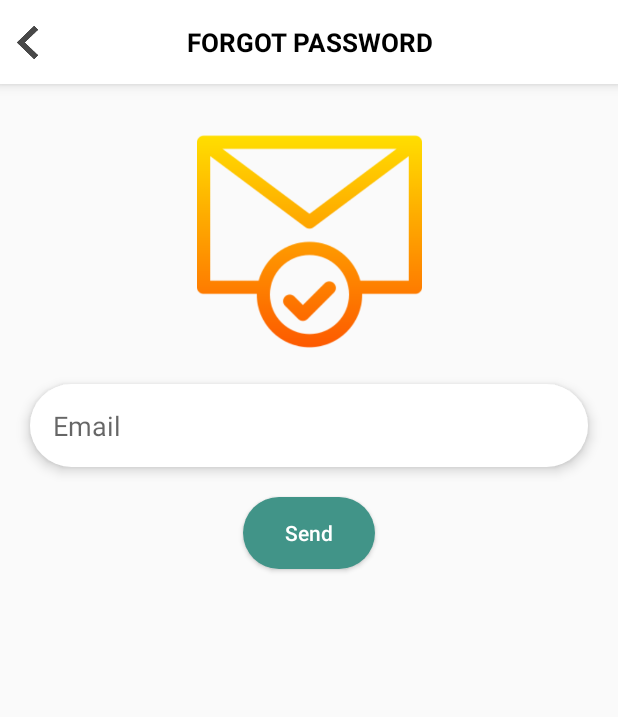
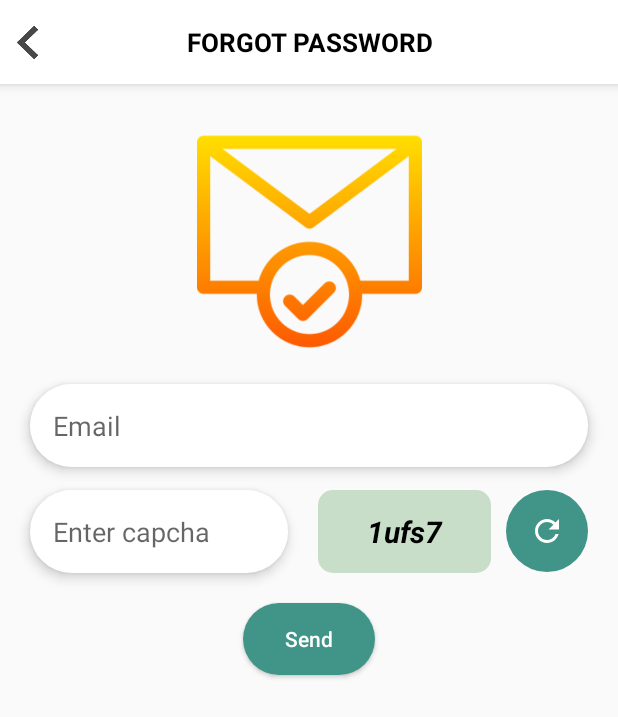
Before and after one commit to nguyenducmanh186/TradeWin-Android, an Android app: the ForgotPasswordActivity screen opened directly, with no data from a screen before it, on a phone screen of 412 x 824 dp. Shown: the top 717 px of the screen. Run offline under Robolectric (Android 15) with nearby library versions, the phone set to English and light mode, and no system bars; libraries missing offline, so code that uses them is left out: es.dmoral.toasty.

```diff
--- a/app/src/main/java/trade/win/forgot_password/ForgotPasswordActivity.kt
+++ b/app/src/main/java/trade/win/forgot_password/ForgotPasswordActivity.kt
@@ -1,14 +1,20 @@
 package trade.win.forgot_password
 
 import android.os.Bundle
+import android.text.TextUtils
+import android.util.Patterns
 import kotlinx.android.synthetic.main.activity_forgot_password.*
 import kotlinx.android.synthetic.main.layout_header.*
 import trade.win.R
 import trade.win.base.BaseActivity
+import trade.win.help.RandomHelper
+import trade.win.help.ValidateEmail
 import trade.win.register.RegisterResponse
+
 
 class ForgotPasswordActivity: BaseActivity(), IForgotPassword {
     lateinit var forgotPasswordPresenter: ForgotPasswordPresenter
+    private var random =""
 
     override fun onCreate(savedInstanceState: Bundle?) {
         super.onCreate(savedInstanceState)
@@ -22,20 +28,40 @@ class ForgotPasswordActivity: BaseActivity(), IForgotPassword {
         forgotPasswordPresenter.iForgotPassword = this
 
         initAction()
+        initRandom()
+
+    }
+
+    private fun initRandom() {
+        random = RandomHelper.getRandomString()
+        txtRandom_forgot.text = random
     }
 
     private fun initAction() {
         btnForgotPassword.setOnClickListener {
             actionForgot()
+        }
 
+        btnReFresh_forgot.setOnClickListener {
+            initRandom()
         }
     }
 
+
+
     private fun actionForgot() {
         val email = edtEmail_forgot.text.toString()
+        val capcha = edtCheckRandom_forgot.text.toString()
 
         if (email.isEmpty()){
             showWarning(getString(R.string.empty_email))
+        } else if (!ValidateEmail.isValidEmail(email)){
+            showWarning(getString(R.string.email_invalid))
+        } else if (capcha.isEmpty()){
+            showWarning(getString(R.string.empty_capcha))
+        } else if (random != capcha){
+            initRandom()
+            showWarning(getString(R.string.validate_capcha))
         } else if (isConnectedInternet()) {
             showProgress()
             forgotPasswordPresenter.forgotPassword(email, this)
--- a/app/src/main/java/trade/win/rest/RestService.kt
+++ b/app/src/main/java/trade/win/rest/RestService.kt
@@ -1,9 +1,9 @@
 package trade.win.rest
 
 import retrofit2.Call
-import retrofit2.Callback
 import retrofit2.http.*
 import trade.win.history.HistoryResponse
+import trade.win.invitation.InvitationResponse
 import trade.win.login.LoginRespone
 import trade.win.register.RegisterResponse
 
@@ -40,4 +40,7 @@ interface RestService {
 
     @GET("check_token.php")
     fun checkExpireToken(@Query("token_parram") token_parram: String): Call<RegisterResponse>
+
+    @GET("getref.php")
+    fun getInvitation(@Query("token_parram") token_parram: String): Call<InvitationResponse>
 }
--- a/app/src/main/res/layout/activity_forgot_password.xml
+++ b/app/src/main/res/layout/activity_forgot_password.xml
@@ -33,14 +33,64 @@
             android:layout_width="match_parent"
             android:layout_height="wrap_content"/>
 
+
+        <LinearLayout
+            android:id="@+id/layoutRandom"
+            app:layout_constraintEnd_toEndOf="parent"
+            app:layout_constraintStart_toStartOf="parent"
+            app:layout_constraintTop_toBottomOf="@+id/edtEmail_forgot"
+            android:weightSum="1"
+            android:orientation="horizontal"
+            android:layout_width="match_parent"
+            android:layout_height="wrap_content">
+            <EditText
+                android:layout_marginBottom="@dimen/margin_20dp"
+                android:layout_marginLeft="@dimen/margin_20dp"
+                android:layout_marginTop="@dimen/margin_15dp"
+                android:elevation="@dimen/margin_top_5dp"
+                android:hint="Enter capcha"
+                android:inputType="text"
+                android:layout_marginRight="@dimen/margin_20dp"
+                android:layout_weight="0.6"
+                android:padding="@dimen/padding_edt"
+                android:id="@+id/edtCheckRandom_forgot"
+                android:background="@drawable/bg_edit_text_username"
+                android:layout_width="0dp"
+                android:layout_height="wrap_content"/>
+
+            <TextView
+                android:layout_marginBottom="@dimen/margin_20dp"
+                android:layout_marginTop="@dimen/margin_15dp"
+                android:id="@+id/txtRandom_forgot"
+                android:gravity="center"
+                android:textStyle="bold|italic"
+                android:textSize="20sp"
+                android:textColor="@android:color/black"
+                android:layout_weight="0.4"
+                android:background="@drawable/bg_text_view"
+                android:layout_width="0dp"
+                android:layout_height="match_parent"/>
+
+            <ImageView
+                android:layout_marginRight="@dimen/margin_20dp"
+                android:layout_marginTop="@dimen/margin_15dp"
+                android:layout_marginLeft="@dimen/margin_10dp"
+                android:padding="@dimen/margin_15dp"
+                android:src="@drawable/ic_baseline_refresh_24"
+                android:background="@drawable/selector_button_login"
+                android:id="@+id/btnReFresh_forgot"
+                android:layout_width="wrap_content"
+                android:layout_height="wrap_content"/>
+
+        </LinearLayout>
+
         <Button
             android:id="@+id/btnForgotPassword"
             android:textColor="@android:color/white"
             android:textAllCaps="false"
             android:text="Send"
             android:background="@drawable/selector_button_login"
-            android:layout_marginTop="@dimen/margin_20dp"
-            app:layout_constraintTop_toBottomOf="@+id/edtEmail_forgot"
+            app:layout_constraintTop_toBottomOf="@+id/layoutRandom"
             app:layout_constraintEnd_toEndOf="parent"
             app:layout_constraintStart_toStartOf="parent"
             android:layout_width="wrap_content"
--- a/app/src/main/res/values/strings.xml
+++ b/app/src/main/res/values/strings.xml
@@ -44,4 +44,7 @@
     <string name="hint_link_ref">Link ref</string>
     <string name="member_vip">Member Vip</string>
     <string name="member_free">Member Free</string>
+    <string name="validate_capcha">Capcha not match</string>
+    <string name="email_invalid">Email address invalid</string>
+    <string name="empty_capcha">Capcha is not empty</string>
 </resources>
```
Also changed, not shown: app/src/main/java/trade/win/account/AccountFragment.kt (+17 -3 lines), app/src/main/java/trade/win/help/ValidateEmail.kt (added, +11 -0 lines), app/src/main/java/trade/win/invitation/IInvitation.kt (added, +11 -0 lines), app/src/main/java/trade/win/invitation/InvitationFragment.kt (+40 -1 lines), app/src/main/java/trade/win/invitation/InvitationPresenter.kt (added, +54 -0 lines), app/src/main/java/trade/win/invitation/InvitationResponse.kt (added, +28 -0 lines), app/src/main/java/trade/win/register/RegisterActivity.kt (+24 -22 lines), app/src/main/res/layout/fragment_invitation.xml (+13 -2 lines).
